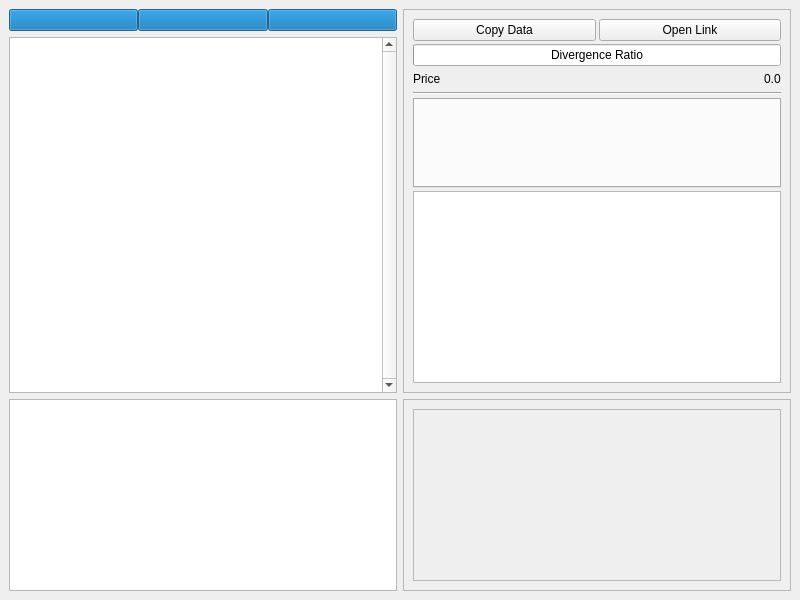
The window that source/ui/watcherWindow.ui (qrlik/MarketWatcher) describes before a commit, drawn with Qt 5.
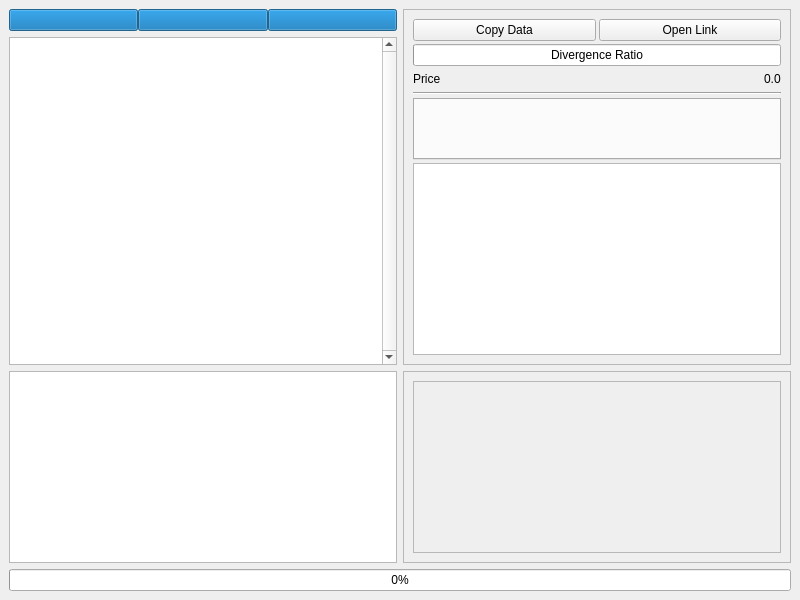
The same window after the commit.

```diff
--- a/source/ui/watcherWindow.ui
+++ b/source/ui/watcherWindow.ui
@@ -240,6 +240,16 @@
       </item>
      </layout>
     </item>
+    <item>
+     <widget class="QProgressBar" name="progressBar">
+      <property name="value">
+       <number>0</number>
+      </property>
+      <property name="textVisible">
+       <bool>true</bool>
+      </property>
+     </widget>
+    </item>
    </layout>
   </widget>
   <action name="actiontest">
```
